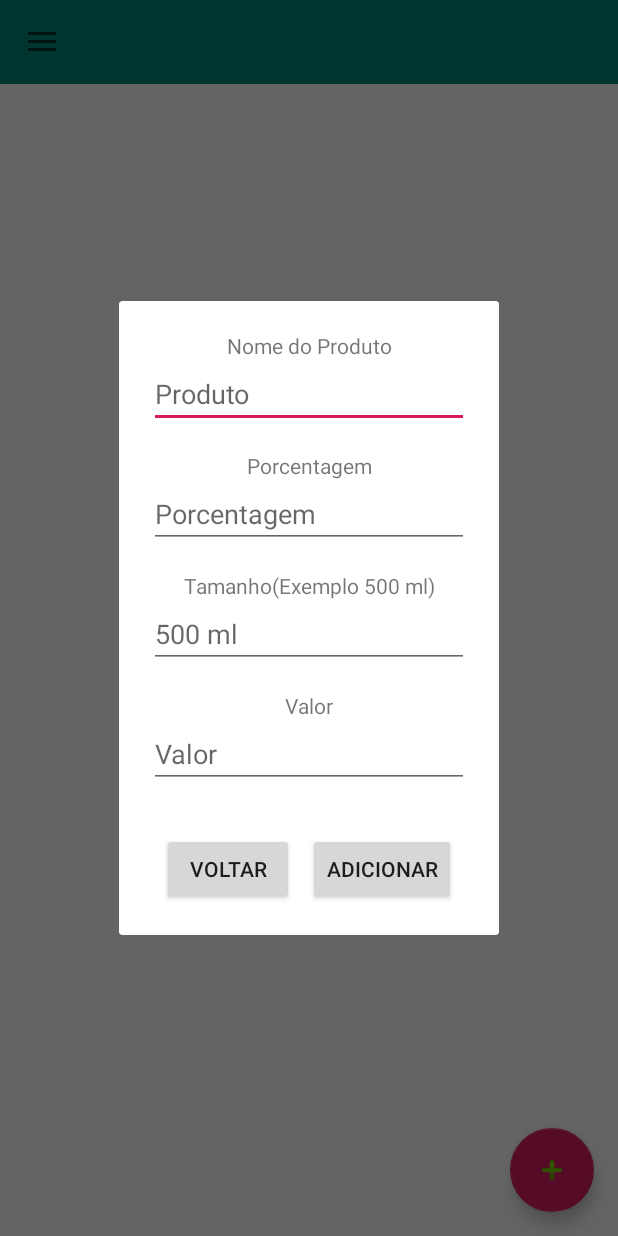
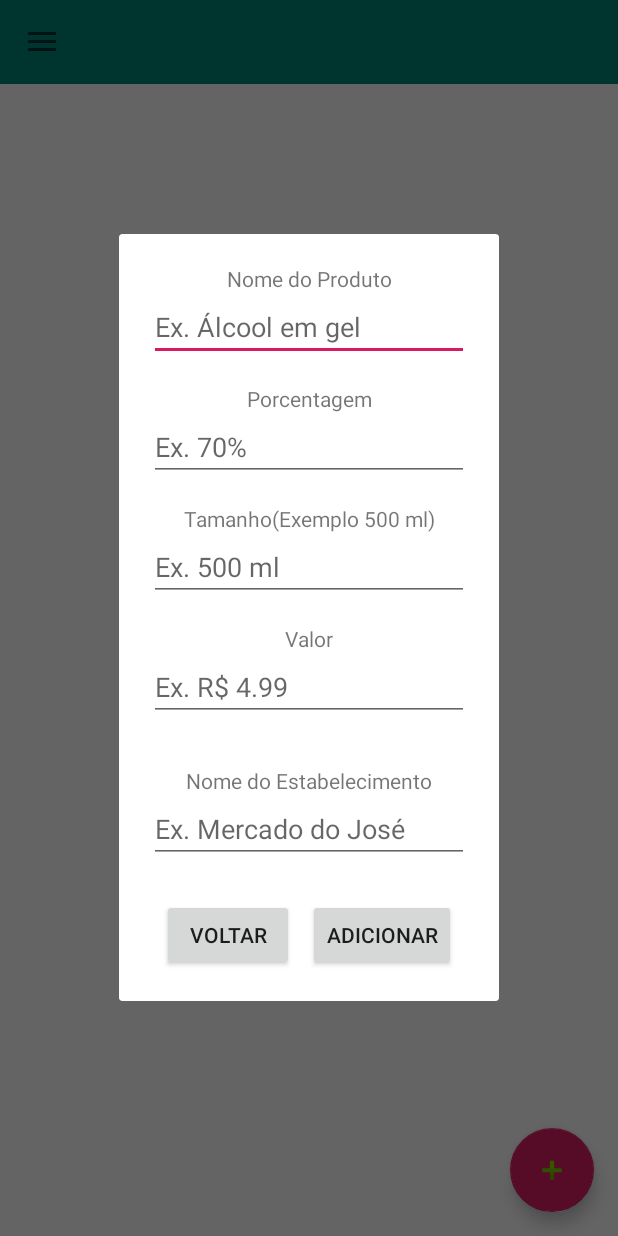
Before and after one commit to lostcrixxx/AppAlcoolAqui, an Android app: the screen it shows after launch (MapsNewActivity), after a tap on an icon or button, on a phone screen of 412 x 824 dp. Run offline under Robolectric (Android 15) with nearby library versions, the phone set to English and light mode, and no system bars; our stand-ins replace Volley; network calls fail.

Commit message:
changing menu names

```diff
--- a/app/src/main/AndroidManifest.xml
+++ b/app/src/main/AndroidManifest.xml
@@ -10,6 +10,7 @@
     <uses-permission android:name="android.permission.VIBRATE" />
 
     <application
+        android:name=".controller.AppController"
         android:allowBackup="true"
         android:icon="@mipmap/ic_launcher"
         android:label="@string/app_name"
--- /dev/null
+++ b/app/src/main/java/br/com/envolvedesenvolve/alcoolaqui/controller/AppController.java
@@ -0,0 +1,51 @@
+package br.com.envolvedesenvolve.alcoolaqui.controller;
+
+import android.app.Application;
+import android.text.TextUtils;
+
+import com.android.volley.Request;
+import com.android.volley.RequestQueue;
+import com.android.volley.toolbox.Volley;
+
+public class AppController extends Application {
+
+    public static final String TAG = AppController.class.getSimpleName();
+
+    private RequestQueue mRequestQueue;
+
+    private static AppController mInstance;
+
+    @Override
+    public void onCreate() {
+        super.onCreate();
+        mInstance = this;
+    }
+
+    public static synchronized AppController getInstance() {
+        return mInstance;
+    }
+
+    public RequestQueue getRequestQueue() {
+        if (mRequestQueue == null) {
+            mRequestQueue = Volley.newRequestQueue(getApplicationContext());
+        }
+
+        return mRequestQueue;
+    }
+
+    public <T> void addToRequestQueue(Request<T> req, String tag) {
+        req.setTag(TextUtils.isEmpty(tag) ? TAG : tag);
+        getRequestQueue().add(req);
+    }
+
+    public <T> void addToRequestQueue(Request<T> req) {
+        req.setTag(TAG);
+        getRequestQueue().add(req);
+    }
+
+    public void cancelPendingRequests(Object tag) {
+        if (mRequestQueue != null) {
+            mRequestQueue.cancelAll(tag);
+        }
+    }
+}
--- a/app/src/main/java/br/com/envolvedesenvolve/alcoolaqui/view/AdicionarFragment.java
+++ b/app/src/main/java/br/com/envolvedesenvolve/alcoolaqui/view/AdicionarFragment.java
@@ -8,17 +8,27 @@ import android.view.LayoutInflater;
 import android.view.View;
 import android.view.ViewGroup;
 import android.widget.Button;
-import android.widget.TextView;
+import android.widget.EditText;
+import android.widget.Toast;
 
-import br.com.envolvedesenvolve.alcoolaqui.BuildConfig;
-import br.com.envolvedesenvolve.alcoolaqui.MapsNewActivity;
+import com.google.android.gms.maps.model.LatLng;
+import com.google.gson.Gson;
+
 import br.com.envolvedesenvolve.alcoolaqui.R;
+import br.com.envolvedesenvolve.alcoolaqui.controller.SendData;
+import br.com.envolvedesenvolve.alcoolaqui.model.Marks;
 
 public class AdicionarFragment extends DialogFragment {
 
+    private String nome = "",porcent = "",tamanho = "",valor = "",title_local = "";
+    private LatLng point;
+
+    protected Button btn_cancel, btnAdd;
+    protected EditText edtNome,edtPorcent,edtTamanho,edtValor,edtTitle_local;
+
     protected View view;
     private Activity parent;
-    private Button btn_cancel, btnAdd;
+    private Marks mark = new Marks();
 
     @Override
     public void onCreate(Bundle savedInstanceState) {
@@ -32,8 +42,17 @@ public class AdicionarFragment extends DialogFragment {
         view = inflater.inflate(R.layout.fragment_adicionar, container, false);
 //        this.getDialog().setTitle(parent.getString(R.string.title_activity_about));
 
+        getEventInformation();
+
         btn_cancel = view.findViewById(R.id.btnBack);
         btnAdd = view.findViewById(R.id.btnAdd);
+
+        edtNome = (EditText)view.findViewById(R.id.edtProduto);
+        Log.e("teste", "teste Edit nome: " + edtNome);
+        edtPorcent = (EditText)view.findViewById(R.id.edtPorcent);
+        edtTamanho = (EditText)view.findViewById(R.id.edtTamanho);
+        edtValor = (EditText)view.findViewById(R.id.edtValor);
+        edtTitle_local = (EditText)view.findViewById(R.id.edtLocal);
 
         btn_cancel.setOnClickListener(new View.OnClickListener() {
             @Override
@@ -47,14 +66,45 @@ public class AdicionarFragment extends DialogFragment {
             @Override
             public void onClick(View v) {
 
-                // TODO salvar no banco e enviar para web
-                MapsNewActivity maps = MapsNewActivity.getInstance();
-                maps.addMarker();
+                if(!edtTitle_local.getText().toString().isEmpty()) {
+                    nome = edtNome.getText().toString();
+                    Log.e("teste", "teste String nome: " + nome);
+                    porcent = edtPorcent.getText().toString();
+                    tamanho = edtTamanho.getText().toString();
+                    valor = edtValor.getText().toString();
+                    title_local = edtTitle_local.getText().toString();
 
-                getActivity().getFragmentManager().popBackStack();
+                    SendData sendData = new SendData();
+                    sendData.insertDataProduct("0", nome, porcent, tamanho, valor, title_local, "0");
+
+                    // TODO retornar ID do produto
+                    double lat = point.latitude;
+                    double lon = point.longitude;
+                    Log.e("teste", "teste lat e lon: " + lat + ", " + lon);
+                    sendData.insertDataMark("0", String.valueOf(lat), String.valueOf(lon));
+
+                    getActivity().getFragmentManager().popBackStack();
+                } else {
+                    Toast.makeText(getContext(), "Informe o nome do local", Toast.LENGTH_LONG).show();
+                }
+
             }
         });
         return view;
+    }
+
+    private boolean getEventInformation() {
+        Bundle args = getArguments();
+        if (args != null) {
+            String jsonArgs = args.getString("point");
+            point = new Gson().fromJson(jsonArgs, LatLng.class);
+
+            Log.e("AdicionarFragment", "point: " + point);
+
+            return true;
+        } else {
+            return false;
+        }
     }
 
     @Override
--- a/app/src/main/res/layout/fragment_adicionar.xml
+++ b/app/src/main/res/layout/fragment_adicionar.xml
@@ -21,27 +21,27 @@
 <!--        app:layout_constraintStart_toStartOf="parent"-->
 <!--        app:layout_constraintTop_toTopOf="parent" />-->
 
-    <EditText
-        android:id="@+id/editText2"
-        android:layout_width="wrap_content"
-        android:layout_height="wrap_content"
-        android:ems="10"
-        android:inputType="textPersonName"
-        android:hint="Produto"
-        app:layout_constraintEnd_toEndOf="parent"
-        app:layout_constraintStart_toStartOf="parent"
-        app:layout_constraintTop_toBottomOf="@+id/textView2" />
-
     <TextView
         android:id="@+id/textView2"
         android:layout_width="wrap_content"
         android:layout_height="wrap_content"
         android:layout_marginBottom="5dp"
         android:text="Nome do Produto"
-        app:layout_constraintBottom_toTopOf="@+id/editText2"
+        app:layout_constraintBottom_toTopOf="@+id/edtProduto"
         app:layout_constraintEnd_toEndOf="parent"
         app:layout_constraintStart_toStartOf="parent"
         app:layout_constraintTop_toBottomOf="@+id/text_slideshow" />
+
+    <EditText
+        android:id="@+id/edtProduto"
+        android:layout_width="wrap_content"
+        android:layout_height="wrap_content"
+        android:ems="10"
+        android:inputType="textPersonName"
+        android:hint="Ex. Álcool em gel"
+        app:layout_constraintEnd_toEndOf="parent"
+        app:layout_constraintStart_toStartOf="parent"
+        app:layout_constraintTop_toBottomOf="@+id/textView2" />
 
     <TextView
         android:id="@+id/textView3"
@@ -51,15 +51,15 @@
         android:text="Porcentagem"
         app:layout_constraintEnd_toEndOf="parent"
         app:layout_constraintStart_toStartOf="parent"
-        app:layout_constraintTop_toBottomOf="@+id/editText2" />
+        app:layout_constraintTop_toBottomOf="@+id/edtProduto" />
 
     <EditText
-        android:id="@+id/editText3"
+        android:id="@+id/edtPorcent"
         android:layout_width="wrap_content"
         android:layout_height="wrap_content"
         android:ems="10"
-        android:inputType="textPersonName"
-        android:hint="Porcentagem"
+        android:inputType="number|numberDecimal"
+        android:hint="Ex. 70%"
         app:layout_constraintEnd_toEndOf="parent"
         app:layout_constraintStart_toStartOf="parent"
         app:layout_constraintTop_toBottomOf="@+id/textView3" />
@@ -72,15 +72,15 @@
         android:text="Tamanho(Exemplo 500 ml)"
         app:layout_constraintEnd_toEndOf="parent"
         app:layout_constraintStart_toStartOf="parent"
-        app:layout_constraintTop_toBottomOf="@+id/editText3" />
+        app:layout_constraintTop_toBottomOf="@+id/edtPorcent" />
 
     <EditText
-        android:id="@+id/editText"
+        android:id="@+id/edtTamanho"
         android:layout_width="wrap_content"
         android:layout_height="wrap_content"
         android:ems="10"
-        android:inputType="textPersonName"
-        android:hint="500 ml"
+        android:inputType="number|numberDecimal"
+        android:hint="Ex. 500 ml"
         app:layout_constraintEnd_toEndOf="parent"
         app:layout_constraintStart_toStartOf="parent"
         app:layout_constraintTop_toBottomOf="@+id/textView4" />
@@ -93,15 +93,15 @@
         android:text="Valor"
         app:layout_constraintEnd_toEndOf="parent"
         app:layout_constraintStart_toStartOf="parent"
-        app:layout_constraintTop_toBottomOf="@+id/editText" />
+        app:layout_constraintTop_toBottomOf="@+id/edtTamanho" />
 
     <EditText
-        android:id="@+id/editText4"
+        android:id="@+id/edtValor"
         android:layout_width="wrap_content"
         android:layout_height="wrap_content"
         android:ems="10"
-        android:hint="Valor"
-        android:inputType="textPersonName"
+        android:hint="Ex. R$ 4.99"
+        android:inputType="number|numberDecimal"
         app:layout_constraintEnd_toEndOf="parent"
         app:layout_constraintStart_toStartOf="parent"
         app:layout_constraintTop_toBottomOf="@+id/textView5" />
@@ -110,22 +110,43 @@
         android:id="@+id/btnBack"
         android:layout_width="wrap_content"
         android:layout_height="wrap_content"
-        android:layout_marginTop="30dp"
+        android:layout_marginTop="24dp"
         android:text="Voltar"
         app:layout_constraintBottom_toBottomOf="parent"
         app:layout_constraintEnd_toStartOf="@+id/btnAdd"
         app:layout_constraintStart_toStartOf="parent"
-        app:layout_constraintTop_toBottomOf="@+id/editText4" />
+        app:layout_constraintTop_toBottomOf="@+id/edtLocal" />
 
     <Button
         android:id="@+id/btnAdd"
         android:layout_width="wrap_content"
         android:layout_height="wrap_content"
-        android:layout_marginTop="30dp"
+        android:layout_marginTop="24dp"
         android:text="Adicionar"
         app:layout_constraintBottom_toBottomOf="parent"
         app:layout_constraintEnd_toEndOf="parent"
         app:layout_constraintStart_toEndOf="@+id/btnBack"
-        app:layout_constraintTop_toBottomOf="@+id/editText4" />
+        app:layout_constraintTop_toBottomOf="@+id/edtLocal" />
+
+    <TextView
+        android:id="@+id/textView6"
+        android:layout_width="wrap_content"
+        android:layout_height="wrap_content"
+        android:layout_marginTop="30dp"
+        android:text="Nome do Estabelecimento"
+        app:layout_constraintEnd_toEndOf="parent"
+        app:layout_constraintStart_toStartOf="parent"
+        app:layout_constraintTop_toBottomOf="@+id/edtValor" />
+
+    <EditText
+        android:id="@+id/edtLocal"
+        android:layout_width="wrap_content"
+        android:layout_height="wrap_content"
+        android:ems="10"
+        android:inputType="textPersonName"
+        android:hint="Ex. Mercado do José"
+        app:layout_constraintEnd_toEndOf="parent"
+        app:layout_constraintStart_toStartOf="parent"
+        app:layout_constraintTop_toBottomOf="@+id/textView6" />
 
 </androidx.constraintlayout.widget.ConstraintLayout>
--- a/app/src/main/res/menu/activity_main_drawer.xml
+++ b/app/src/main/res/menu/activity_main_drawer.xml
@@ -6,33 +6,42 @@
     <group android:checkableBehavior="single">
         <item
             android:id="@+id/nav_home"
-            android:icon="@drawable/ic_menu_camera"
             android:title="@string/menu_home" />
+
         <item
-            android:id="@+id/nav_gallery"
-            android:icon="@drawable/ic_menu_gallery"
-            android:title="@string/menu_add_user" />
+            android:id="@+id/nav_add"
+            android:title="Adicionar Local" />
+
+        <item
+            android:id="@+id/nav_logout"
+            android:title="Trocar de usuário" />
+
 <!--        <item-->
 <!--            android:id="@+id/nav_slideshow"-->
 <!--            android:icon="@drawable/ic_menu_slideshow"-->
 <!--            android:title="@string/menu_slideshow" />-->
         <item
-            android:id="@+id/nav_tools"
-            android:icon="@drawable/ic_menu_manage"
-            android:title="@string/menu_tools" />
+            android:id="@+id/nav_share"
+            android:icon="@drawable/ic_menu_share"
+            android:title="Compartilhar" />
     </group>
 
     <item android:title="Opções">
         <menu>
+
             <item
-                android:id="@+id/nav_share"
-                android:icon="@drawable/ic_menu_share"
-                android:title="@string/menu_sobre" />
+                android:id="@+id/nav_tools"
+                android:icon="@drawable/ic_menu_manage"
+                android:title="@string/menu_tools" />
+
             <item
-                android:id="@+id/nav_send"
+                android:id="@+id/nav_about"
+                android:title="Sobre" />
+
+            <item
+                android:id="@+id/nav_exit"
                 android:icon="@drawable/ic_menu_send"
                 android:title="@string/menu_sair" />
         </menu>
     </item>
-
 </menu>
--- a/app/src/main/res/values/strings.xml
+++ b/app/src/main/res/values/strings.xml
@@ -1,17 +1,26 @@
 <resources>
     <string name="app_name">Álcool Aqui</string>
+
     <string name="open_drawer">Open navigation drawer</string>
     <string name="close_drawer">Close navigation drawer</string>
     <string name="nav_header_title">App Álcool Aqui</string>
     <string name="nav_header_subtitle">contato.alcoolaqui@outlook.com.br</string>
     <string name="nav_header_desc">Navigation header</string>
+
+    <string name="action_cancel">Cancelar</string>
     <string name="action_settings">Sair</string>
 
+    <string name="menu_add_user">Cadastrar</string>
     <string name="menu_home">Mapa</string>
-    <string name="menu_add_user">Cadastrar</string>
     <string name="menu_add_mark">Adicionar Local</string>
+    <string name="menu_logout">Trocar de Usuário</string>
+    <string name="menu_share">Compartilhar</string>
     <string name="menu_tools">Configurações</string>
     <string name="menu_sobre">Sobre</string>
     <string name="menu_sair">Sair</string>
 
+    <string name="quit_dialog_title">Sair do aplicativo</string>
+    <string name="quit_dialog_message">Tem certeza que deseja sair do aplicativo ?</string>
+    <string name="quit_dialog_button_title">Sair</string>
+
 </resources>
```
Also changed, not shown: app/build.gradle (+5 -2 lines), app/src/main/java/br/com/envolvedesenvolve/alcoolaqui/MapsNewActivity.java (+101 -55 lines), app/src/main/java/br/com/envolvedesenvolve/alcoolaqui/controller/SendData.java (added, +130 -0 lines), app/src/main/java/br/com/envolvedesenvolve/alcoolaqui/model/Marks.java (+11 -0 lines), app/src/main/res/layout/fragment_create_mark.xml (+10 -10 lines), app/src/main/res/navigation/mobile_navigation.xml (+13 -7 lines), 1 other file.
